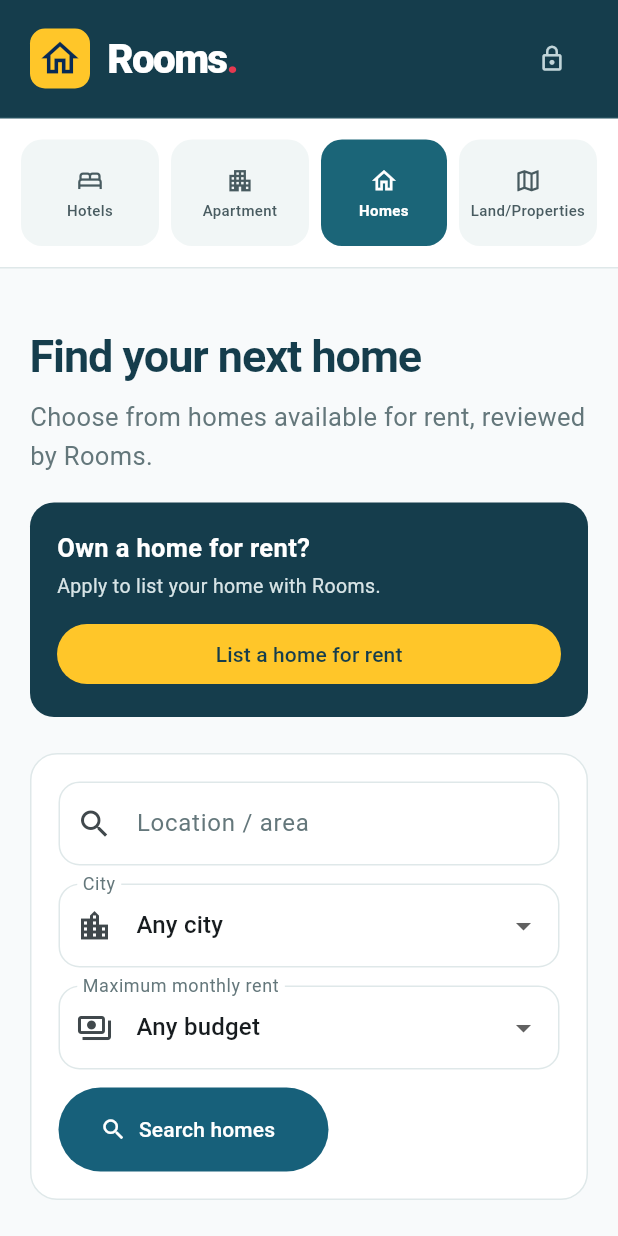
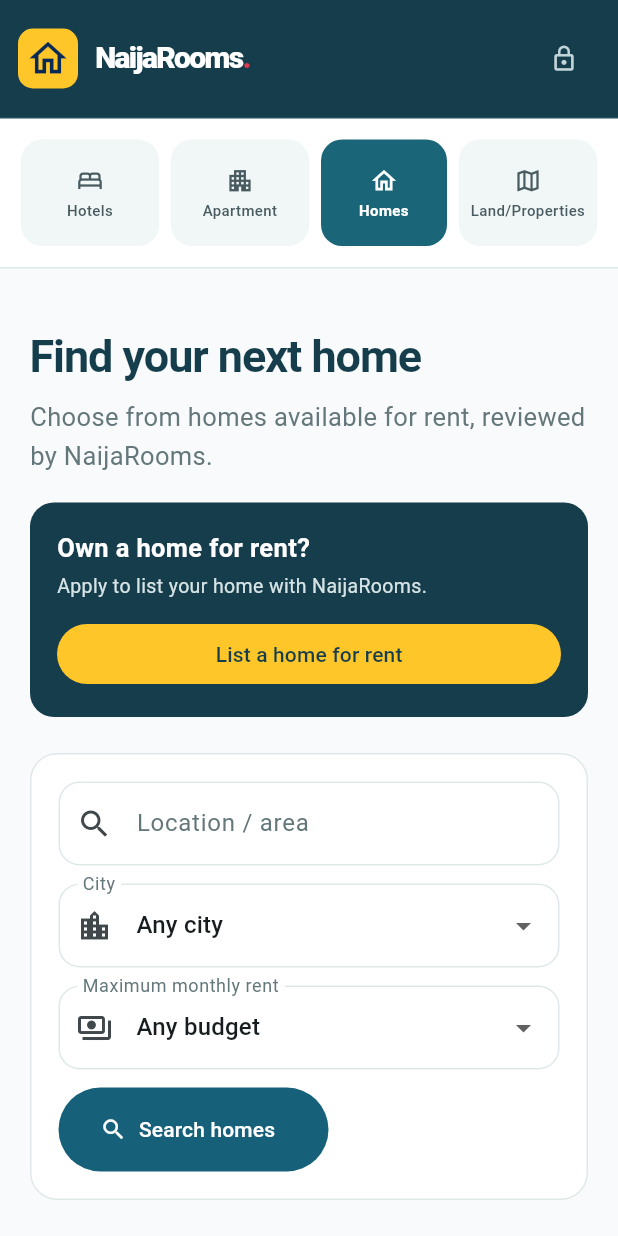
Before and after one commit to haidware/labim_house_rental, a Flutter app: the screen it shows after launch, on a phone screen of 412 x 824 dp. Run offline on Flutter 3.47's test engine with Material 3 defaults, Android fonts, the phone set to English and light mode, and no system bars; our stand-ins replace video_player, web; missing offline and left inert: dart:js_interop; network calls fail.

Commit message:
Use NaijaRooms branding across rental pages
Update Homes and Land/Properties pages, metadata, generated messages, and related guidance to match the NaijaRooms brand. Make the longer header responsive on narrow screens.

Co-authored-by: Copilot <223556219+Copilot@users.noreply.github.com>

```diff
--- a/flutter_app/lib/main.dart
+++ b/flutter_app/lib/main.dart
@@ -46,8 +46,8 @@ class RoomsRentalApp extends StatelessWidget {
   Widget build(BuildContext context) {
     return MaterialApp(
       title: landProperties
-          ? 'Rooms | Land and properties'
-          : 'Rooms | Homes for rent',
+          ? 'NaijaRooms | Land and properties'
+          : 'NaijaRooms | Homes for rent',
       debugShowCheckedModeBanner: false,
       theme: ThemeData(
         useMaterial3: true,
@@ -338,7 +338,7 @@ class RentalApi {
     final whatsappNumber = result['whatsapp_number']?.toString().trim() ?? '';
     if (whatsappNumber.isEmpty) {
       throw const RentalApiException(
-        'The landlord WhatsApp number is not configured for this listing. Please contact Rooms.',
+        'The landlord WhatsApp number is not configured for this listing. Please contact NaijaRooms.',
       );
     }
     return InspectionRequestSubmission(
@@ -563,12 +563,18 @@ class _RentalHomePageState extends State<RentalHomePage> {
     );
   }
 
-  Widget _buildHeader() => Container(
+  Widget _buildHeader() => LayoutBuilder(
+    builder: (context, constraints) {
+      final compact = constraints.maxWidth < 460;
+      return Container(
         decoration: const BoxDecoration(
           color: _navy,
           border: Border(bottom: BorderSide(color: Color(0xFF244F5D))),
         ),
-    padding: const EdgeInsets.symmetric(horizontal: 20, vertical: 15),
+        padding: EdgeInsets.symmetric(
+          horizontal: compact ? 12 : 20,
+          vertical: 15,
+        ),
         child: Center(
           child: ConstrainedBox(
             constraints: const BoxConstraints(maxWidth: 1240),
@@ -589,18 +595,18 @@ class _RentalHomePageState extends State<RentalHomePage> {
                 ),
                 const SizedBox(width: 12),
                 Semantics(
-              label: 'Rooms',
+                  label: 'NaijaRooms',
                   child: ExcludeSemantics(
                     child: Text.rich(
-                  const TextSpan(
+                      TextSpan(
                         style: TextStyle(
                           color: Colors.white,
-                      fontSize: 27,
+                          fontSize: compact ? 20 : 27,
                           fontWeight: FontWeight.w800,
                           letterSpacing: -1.1,
                         ),
-                    children: [
-                      TextSpan(text: 'Rooms'),
+                        children: const [
+                          TextSpan(text: 'NaijaRooms'),
                           TextSpan(
                             text: '.',
                             style: TextStyle(color: Color(0xFFE53950)),
@@ -623,6 +629,8 @@ class _RentalHomePageState extends State<RentalHomePage> {
             ),
           ),
         ),
+      );
+    },
   );
 
   Widget _buildCategoryBar() => Container(
@@ -728,8 +736,8 @@ class _RentalHomePageState extends State<RentalHomePage> {
             const SizedBox(height: 10),
             Text(
               widget.landProperties
-                  ? 'Explore land and properties for rent or sale, reviewed by Rooms.'
-                  : 'Choose from homes available for rent, reviewed by Rooms.',
+                  ? 'Explore land and properties for rent or sale, reviewed by NaijaRooms.'
+                  : 'Choose from homes available for rent, reviewed by NaijaRooms.',
               style: const TextStyle(color: _muted, fontSize: 17, height: 1.5),
             ),
             const SizedBox(height: 18),
@@ -875,8 +883,8 @@ class _RentalHomePageState extends State<RentalHomePage> {
             const SizedBox(height: 4),
             Text(
               widget.landProperties
-                  ? 'Apply to list your land or property with Rooms.'
-                  : 'Apply to list your home with Rooms.',
+                  ? 'Apply to list your land or property with NaijaRooms.'
+                  : 'Apply to list your home with NaijaRooms.',
               style: TextStyle(color: Color(0xFFD7E4E6), fontSize: 13),
             ),
           ],
@@ -1072,8 +1080,8 @@ class _RentalHomePageState extends State<RentalHomePage> {
             final cards = [
               _InfoCard(
                 title: widget.landProperties
-                    ? 'How Rooms reviews properties'
-                    : 'How Rooms works',
+                    ? 'How NaijaRooms reviews properties'
+                    : 'How NaijaRooms works',
                 child: Column(
                   crossAxisAlignment: CrossAxisAlignment.start,
                   children: [
@@ -1084,13 +1092,13 @@ class _RentalHomePageState extends State<RentalHomePage> {
                     ),
                     _StepText(
                       widget.landProperties
-                          ? 'Rooms contacts owners to verify the property.'
-                          : 'Rooms contacts the owner and visits to verify the home.',
+                          ? 'NaijaRooms contacts owners to verify the property.'
+                          : 'NaijaRooms contacts the owner and visits to verify the home.',
                     ),
                     _StepText(
                       widget.landProperties
                           ? 'Verified land/property details are reviewed for listing.'
-                          : 'Rooms handles property photos and prepares listing details.',
+                          : 'NaijaRooms handles property photos and prepares listing details.',
                     ),
                     _StepText(
                       'The verified listing is reviewed before it is published.',
@@ -1105,7 +1113,7 @@ class _RentalHomePageState extends State<RentalHomePage> {
                     crossAxisAlignment: CrossAxisAlignment.start,
                     children: [
                       const Text(
-                        'Send your land or property details to the Rooms admin for review and verification.',
+                        'Send your land or property details to the NaijaRooms admin for review and verification.',
                         style: TextStyle(color: _muted, height: 1.5),
                       ),
                       const SizedBox(height: 14),
@@ -1149,7 +1157,7 @@ class _RentalHomePageState extends State<RentalHomePage> {
       border: Border(top: BorderSide(color: _line)),
     ),
     child: const Text(
-      '© Rooms. Home rental made clearer. Only Haidware-reviewed listings are displayed.',
+      '© NaijaRooms. Home rental made clearer. Only Haidware-reviewed listings are displayed.',
       textAlign: TextAlign.center,
       style: TextStyle(color: _muted, fontSize: 12),
     ),
@@ -1754,7 +1762,7 @@ class _PropertyRequestDialogState extends State<_PropertyRequestDialog> {
             mainAxisSize: MainAxisSize.min,
             children: [
               const Text(
-                'Share the details and we will save your request, then open a prepared WhatsApp message to the Rooms admin. You must tap Send in WhatsApp.',
+                'Share the details and we will save your request, then open a prepared WhatsApp message to the NaijaRooms admin. You must tap Send in WhatsApp.',
                 style: TextStyle(color: _muted),
               ),
               const SizedBox(height: 16),
@@ -1837,8 +1845,8 @@ class _PropertyRequestDialogState extends State<_PropertyRequestDialog> {
                     setState(() => _termsAccepted = value ?? false),
                 title: Text(
                   widget.landProperties
-                      ? 'I own or am authorized to represent this land/property, and I agree Rooms may contact me and visit to verify it. I understand this does not guarantee publication.'
-                      : 'I own or am authorized to represent this property, it is available for rent, and I agree Rooms may contact me and visit to verify it. I understand this does not guarantee publication.',
+                      ? 'I own or am authorized to represent this land/property, and I agree NaijaRooms may contact me and visit to verify it. I understand this does not guarantee publication.'
+                      : 'I own or am authorized to represent this property, it is available for rent, and I agree NaijaRooms may contact me and visit to verify it. I understand this does not guarantee publication.',
                   style: TextStyle(fontSize: 12),
                 ),
                 controlAffinity: ListTileControlAffinity.leading,
@@ -1999,7 +2007,7 @@ class _InspectionDialogState extends State<_InspectionDialog> {
         if (mounted) {
           setState(
             () => _error =
-                'The landlord WhatsApp number is invalid. Please contact Rooms.',
+                'The landlord WhatsApp number is invalid. Please contact NaijaRooms.',
           );
         }
         return;
--- a/flutter_app/pubspec.yaml
+++ b/flutter_app/pubspec.yaml
@@ -1,5 +1,5 @@
 name: rooms_rental_web
-description: "Flutter web marketplace for Rooms homes for rent."
+description: "Flutter web marketplace for NaijaRooms homes for rent."
 # The following line prevents the package from being accidentally published to
 # pub.dev using `flutter pub publish`. This is preferred for private packages.
 publish_to: 'none' # Remove this line if you wish to publish to pub.dev
```
Also changed, not shown: 19 other files. Lines whose indentation alone changed are shown as unchanged.
